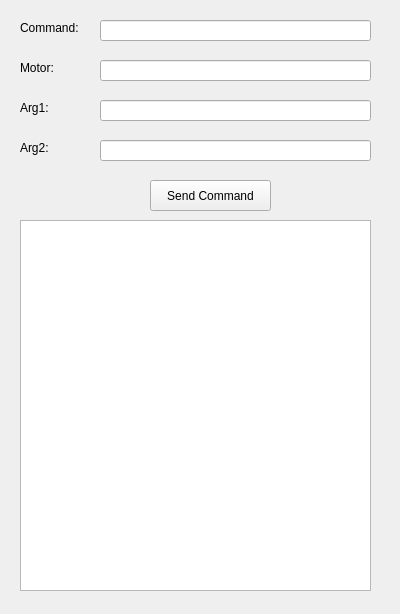
JetLuck12/University_project, file main_window.ui: the form before one commit.
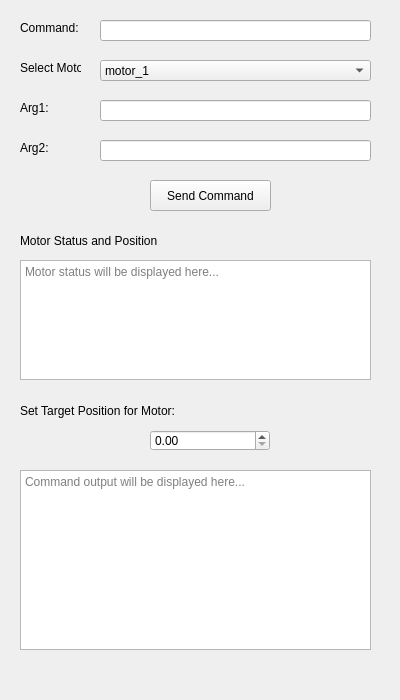
The form after the commit.

Commit message: Rework main widget and ui

```diff
--- a/main_window.ui
+++ b/main_window.ui
@@ -7,7 +7,7 @@
     <x>0</x>
     <y>0</y>
     <width>400</width>
-    <height>614</height>
+    <height>700</height>
    </rect>
   </property>
   <property name="windowTitle">
@@ -37,20 +37,22 @@
      </rect>
     </property>
    </widget>
-   <widget class="QLabel" name="label_motor">
+
+   <!-- Выбор мотора -->
+   <widget class="QLabel" name="label_select_motor">
     <property name="geometry">
      <rect>
       <x>20</x>
       <y>60</y>
-      <width>47</width>
+      <width>61</width>
       <height>16</height>
      </rect>
     </property>
     <property name="text">
-     <string>Motor:</string>
+     <string>Select Motor:</string>
     </property>
    </widget>
-   <widget class="QLineEdit" name="line_motor">
+   <widget class="QComboBox" name="combo_motor">
     <property name="geometry">
      <rect>
       <x>100</x>
@@ -59,7 +61,24 @@
       <height>21</height>
      </rect>
     </property>
+    <item>
+     <property name="text">
+      <string>motor_1</string>
+     </property>
+    </item>
+    <item>
+     <property name="text">
+      <string>motor_2</string>
+     </property>
+    </item>
+    <item>
+     <property name="text">
+      <string>motor_3</string>
+     </property>
+    </item>
    </widget>
+
+   <!-- Параметры команд -->
    <widget class="QLabel" name="label_arg1">
     <property name="geometry">
      <rect>
@@ -119,20 +138,89 @@
      <string>Send Command</string>
     </property>
    </widget>
+
+   <!-- Информация о моторе -->
+   <widget class="QLabel" name="label_motor_info">
+    <property name="geometry">
+     <rect>
+      <x>20</x>
+      <y>230</y>
+      <width>351</width>
+      <height>21</height>
+     </rect>
+    </property>
+    <property name="text">
+     <string>Motor Status and Position</string>
+    </property>
+   </widget>
+
+   <widget class="QTextEdit" name="text_motor_status">
+    <property name="geometry">
+     <rect>
+      <x>20</x>
+      <y>260</y>
+      <width>351</width>
+      <height>120</height>
+     </rect>
+    </property>
+    <property name="readOnly">
+     <bool>true</bool>
+    </property>
+    <property name="placeholderText">
+     <string>Motor status will be displayed here...</string>
+    </property>
+   </widget>
+
+   <!-- Координаты для перемещения мотора -->
+   <widget class="QLabel" name="label_target_position">
+    <property name="geometry">
+     <rect>
+      <x>20</x>
+      <y>400</y>
+      <width>351</width>
+      <height>21</height>
+     </rect>
+    </property>
+    <property name="text">
+     <string>Set Target Position for Motor:</string>
+    </property>
+   </widget>
+
+   <widget class="QDoubleSpinBox" name="spinbox_position">
+    <property name="geometry">
+     <rect>
+      <x>150</x>
+      <y>430</y>
+      <width>120</width>
+      <height>21</height>
+     </rect>
+    </property>
+    <property name="minimum">
+     <double>0.000000000000000</double>
+    </property>
+    <property name="maximum">
+     <double>1000.000000000000000</double>
+    </property>
+    <property name="singleStep">
+     <double>1.000000000000000</double>
+    </property>
+   </widget>
+
+   <!-- Текстовое поле для вывода информации о командах -->
    <widget class="QTextEdit" name="text_output">
     <property name="geometry">
      <rect>
       <x>20</x>
-      <y>220</y>
+      <y>470</y>
       <width>351</width>
-      <height>371</height>
+      <height>180</height>
      </rect>
     </property>
-    <property name="sizePolicy">
-     <sizepolicy hsizetype="Expanding" vsizetype="Expanding">
-      <horstretch>0</horstretch>
-      <verstretch>0</verstretch>
-     </sizepolicy>
+    <property name="readOnly">
+     <bool>true</bool>
+    </property>
+    <property name="placeholderText">
+     <string>Command output will be displayed here...</string>
     </property>
    </widget>
   </widget>
```
Left out of the diff: 11 changed lines with no effect on the pictures. The commit also changes 1 other file.
